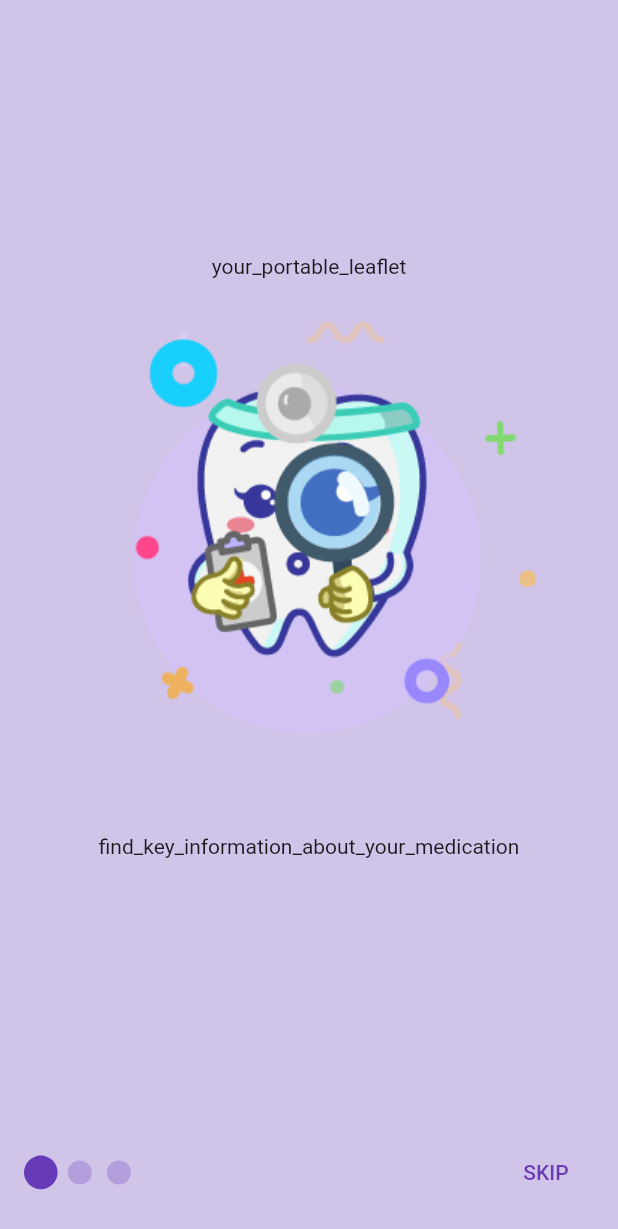
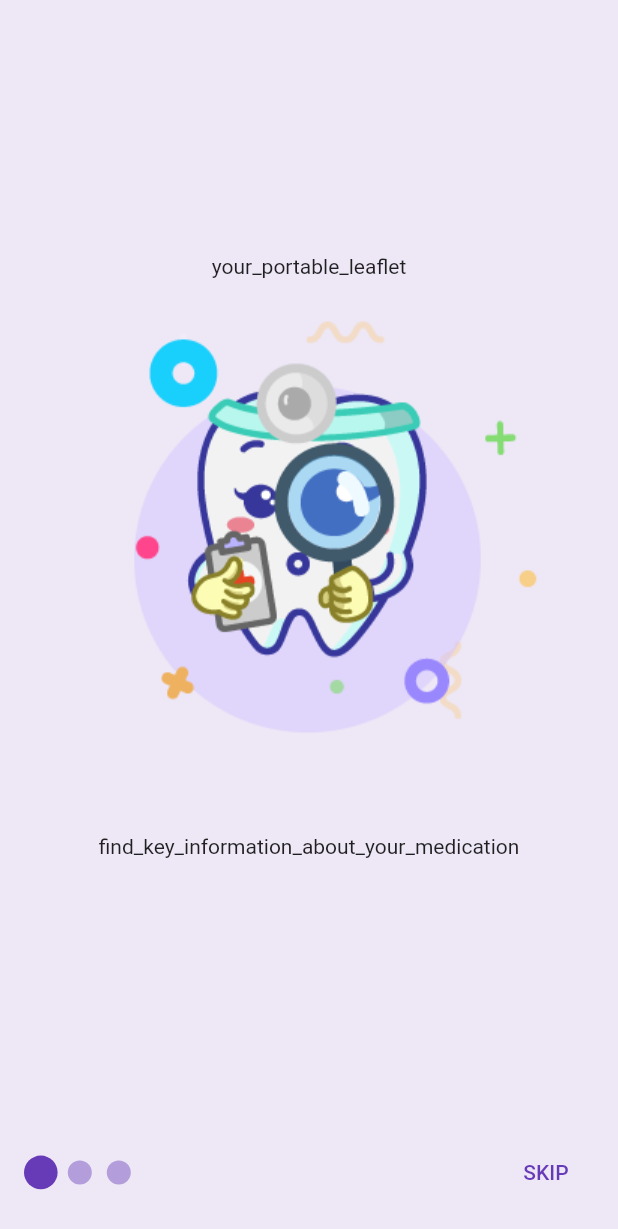
Before and after one commit to anselmoparente/Farmacoped, a Flutter app: the screen it shows after launch, on a phone screen of 412 x 824 dp. Shown: the top 1229 px of the screen. Run offline on Flutter 3.47's test engine with Material 2 defaults, Android fonts, the phone set to English and light mode, and no system bars; drawn by our look-alikes of smooth_page_indicator; our stand-ins replace get.

```diff
--- a/lib/main.dart
+++ b/lib/main.dart
@@ -22,7 +22,7 @@ class MyApp extends StatelessWidget {
       ),
       locale: Get.deviceLocale,
       getPages: AppPages.pages,
-      initialRoute: Routes.TUTORIAL,
+      initialRoute: Routes.SPLASH,
       initialBinding: TutorialBinding(),
       translations: AppTranslations(),
       translationsKeys: AppTranslations().keys,
--- a/lib/routes/app_pages.dart
+++ b/lib/routes/app_pages.dart
@@ -1,3 +1,4 @@
+import 'package:farmacoped/ui/splash_page/splash_page.dart';
 import 'package:get/get.dart';
 
 import 'package:farmacoped/ui/main_page/main_page.dart';
@@ -10,6 +11,10 @@ part 'app_routes.dart';
 abstract class AppPages {
   static final pages = [
     GetPage(
+      name: Routes.SPLASH,
+      page: () => const SplashPage(),
+    ),
+    GetPage(
       name: Routes.TUTORIAL,
       page: () => const TutorialPage(),
       binding: TutorialBinding(),
--- a/lib/routes/app_routes.dart
+++ b/lib/routes/app_routes.dart
@@ -3,6 +3,7 @@
 part of 'app_pages.dart';
 
 abstract class Routes {
+  static const SPLASH = '/splash';
   static const TUTORIAL = '/tutorial';
   static const MAIN = '/main';
 }
--- a/lib/ui/main_page/main_page.dart
+++ b/lib/ui/main_page/main_page.dart
@@ -11,12 +11,12 @@ class MainPage extends GetView<MainController> {
     return Scaffold(
       backgroundColor: Colors.white,
       bottomNavigationBar: Padding(
-        padding: EdgeInsets.only(left: 8.0, right: 8.0, bottom: 8.0),
+        padding: const EdgeInsets.only(left: 8.0, right: 8.0, bottom: 8.0),
         child: Container(
           height: 56,
           width: Get.width,
           decoration: BoxDecoration(
-            color: Colors.purple[400],
+            color: Colors.purple[800],
             borderRadius: const BorderRadius.all(
               Radius.circular(48),
             ),
--- a/lib/ui/tutorial_page/tutorial_page.dart
+++ b/lib/ui/tutorial_page/tutorial_page.dart
@@ -18,7 +18,7 @@ class TutorialPage extends GetView<TutorialController> {
     );
 
     return Scaffold(
-      backgroundColor: Colors.deepPurple[100],
+      backgroundColor: Colors.deepPurple[50],
       body: Column(
         children: [
           SizedBox(
```
Also changed, not shown: lib/ui/splash_page/splash_page.dart (added, +39 -0 lines).
